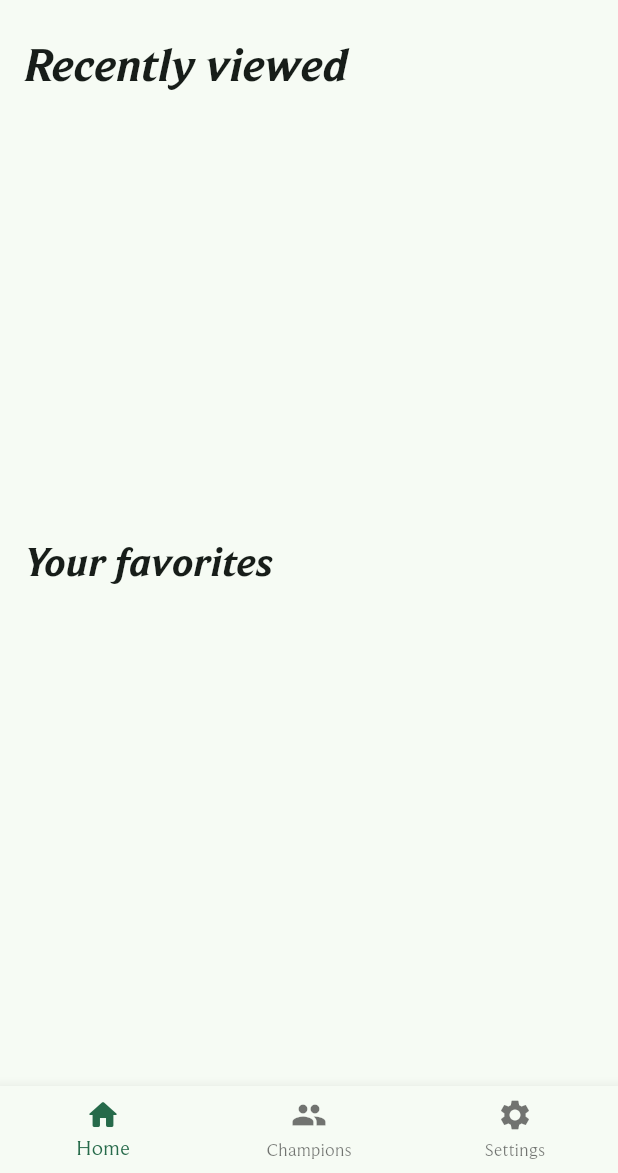
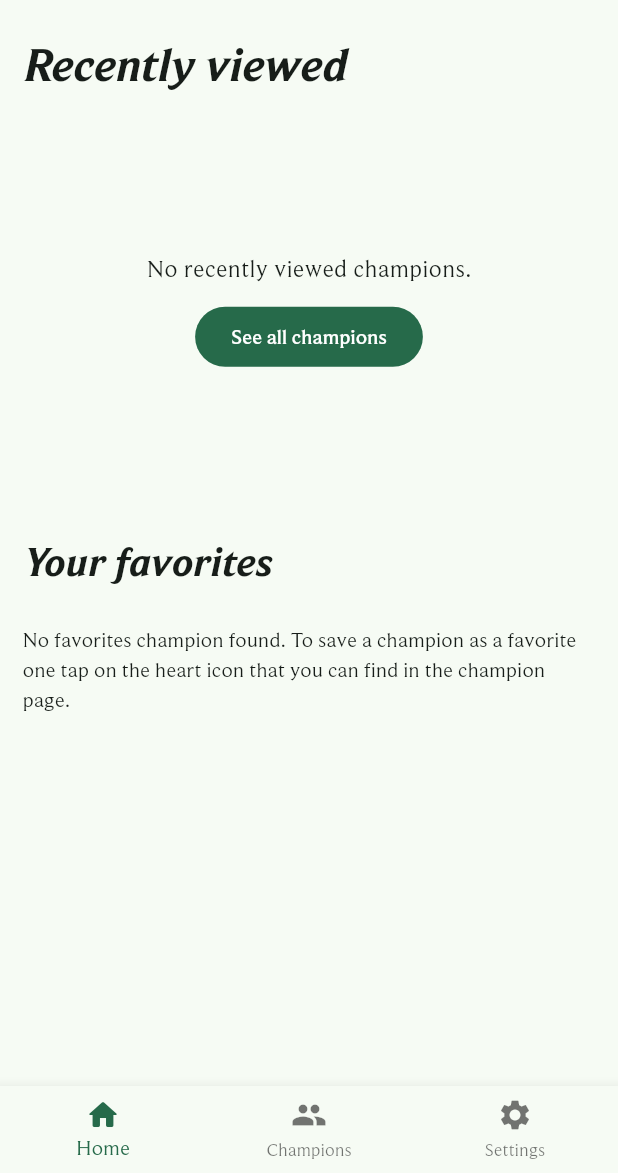
Before and after one commit to Ezan777/league_of_legends_library, a Flutter app: the screen it shows after launch, on a phone screen of 412 x 824 dp, the part 63-1236 px from its top. Run offline on Flutter 3.47's test engine with Material 3 defaults, Android fonts, the phone set to English and light mode, and no system bars; drawn by our look-alikes of dynamic_color; our stand-ins replace cached_network_image, equatable, flutter_bloc, shared_preferences; generated files the repository leaves out were written again.

```diff
--- a/lib/view/homepage/homepage_view.dart
+++ b/lib/view/homepage/homepage_view.dart
@@ -3,6 +3,9 @@ import 'package:flutter_bloc/flutter_bloc.dart';
 import 'package:flutter_gen/gen_l10n/app_localizations.dart';
 import 'package:league_of_legends_library/bloc/favorites/favorites_bloc.dart';
 import 'package:league_of_legends_library/bloc/favorites/favorites_state.dart';
+import 'package:league_of_legends_library/bloc/navigation/navigation_bloc.dart';
+import 'package:league_of_legends_library/bloc/navigation/navigation_event.dart';
+import 'package:league_of_legends_library/bloc/navigation/navigation_state.dart';
 import 'package:league_of_legends_library/bloc/recently_viewed/recently_viewed_bloc.dart';
 import 'package:league_of_legends_library/bloc/recently_viewed/recently_viewed_state.dart';
 import 'package:league_of_legends_library/main.dart';
@@ -49,13 +52,37 @@ class HomepageView extends StatelessWidget {
                 padding:
                     const EdgeInsets.symmetric(vertical: 10, horizontal: 15),
                 height: 275,
-                child: ListView.separated(
+                child: state.recentlyViewedChampions.isNotEmpty
+                    ? ListView.separated(
                         separatorBuilder: (context, index) => const Padding(
                             padding: EdgeInsets.symmetric(horizontal: 5)),
                         scrollDirection: Axis.horizontal,
                         itemCount: state.recentlyViewedChampions.length,
                         itemBuilder: (context, index) => ChampionCard(
-                      champion: state.recentlyViewedChampions.toList()[index]),
+                            champion:
+                                state.recentlyViewedChampions.toList()[index]),
+                      )
+                    : Column(
+                        mainAxisAlignment: MainAxisAlignment.center,
+                        children: [
+                          Center(
+                            child: Text(
+                              "No recently viewed champions.",
+                              style: Theme.of(context).textTheme.bodyLarge,
+                            ),
+                          ),
+                          Padding(
+                            padding: const EdgeInsets.only(top: 10),
+                            child: FilledButton(
+                              onPressed: () {
+                                context.read<NavigationBloc>().add(
+                                    const SetNavigationPage(
+                                        BodyPages.championPage));
+                              },
+                              child: const Text("See all champions"),
+                            ),
+                          ),
+                        ],
                       ),
               ),
             ),
@@ -85,13 +112,23 @@ class HomepageView extends StatelessWidget {
 
   Widget _favoritesView() => BlocBuilder<FavoritesBloc, FavoritesState>(
         builder: (context, state) => switch (state) {
-          FavoritesLoaded() => SliverGrid.builder(
+          FavoritesLoaded() => state.favoriteChampions.isNotEmpty
+              ? SliverGrid.builder(
                   itemCount: state.favoriteChampions.length,
                   gridDelegate: const SliverGridDelegateWithFixedCrossAxisCount(
                       crossAxisCount: 2),
                   itemBuilder: (context, index) => ChampionButton(
                       championId: state.favoriteChampions[index].id,
                       championRepository: appModel.championRepository),
+                )
+              : SliverToBoxAdapter(
+                  child: Center(
+                    child: Container(
+                      padding: const EdgeInsets.all(15),
+                      child: const Text(
+                          "No favorites champion found. To save a champion as a favorite one tap on the heart icon that you can find in the champion page."),
+                    ),
+                  ),
                 ),
           FavoritesLoading() => const SliverToBoxAdapter(
               child: Center(
```
Lines whose indentation alone changed are shown as unchanged.
